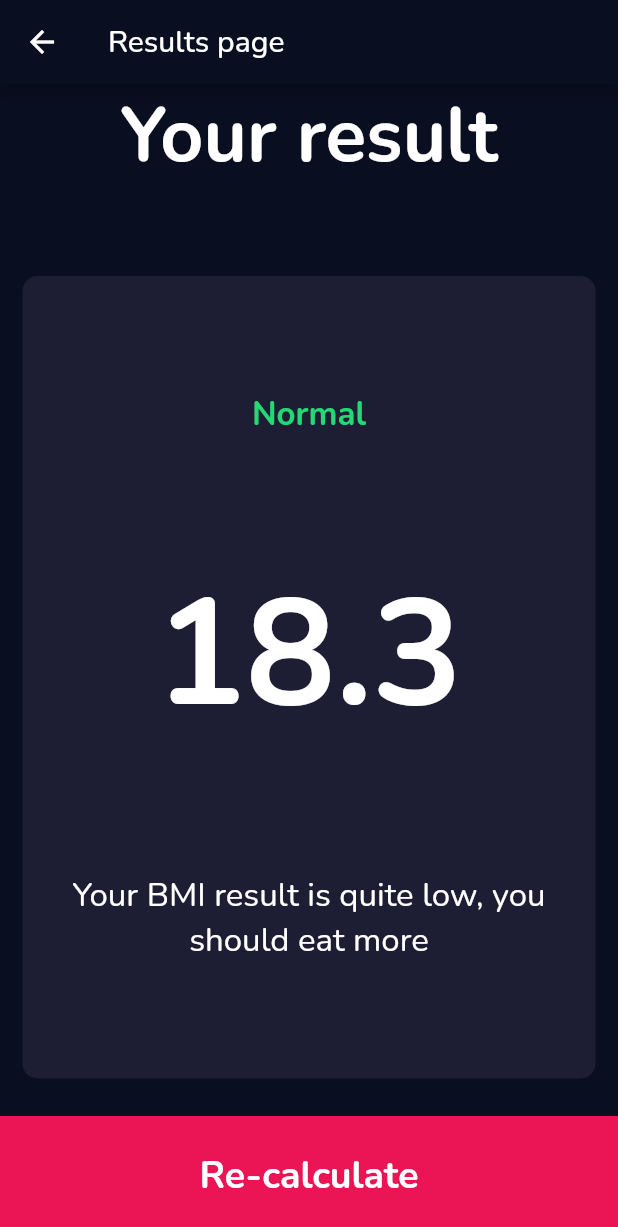
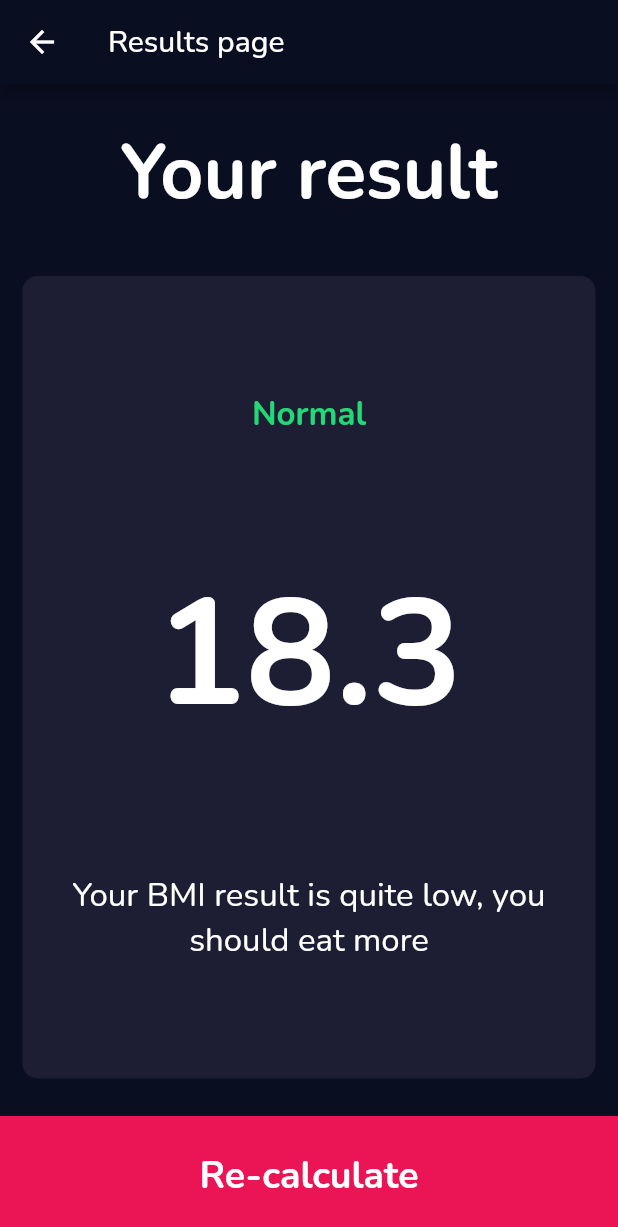
Before and after one commit to rhodinemma/hevy-flutter, a Flutter app: the ResultsPage screen opened directly, on a phone screen of 412 x 824 dp. Shown: the top 1227 px of the screen. Run offline on Flutter 3.47's test engine with Material 2 defaults, Android fonts, the phone set to English and light mode, and no system bars; our stand-ins replace font_awesome_flutter, google_fonts.

Commit message:
fix issues on results screen

```diff
--- a/lib/screens/results_page.dart
+++ b/lib/screens/results_page.dart
@@ -16,8 +16,10 @@ class ResultsPage extends StatelessWidget {
       body: Column(
         mainAxisAlignment: MainAxisAlignment.spaceEvenly,
         children: <Widget>[
-          const Expanded(
-            child: Text('Your result', style: kTitleTextStyle),
+          Expanded(
+            child: Container(
+              padding: const EdgeInsets.all(25.0),
+                child: const Text('Your result', style: kTitleTextStyle)),
           ),
           Expanded(
             flex: 5,
```
